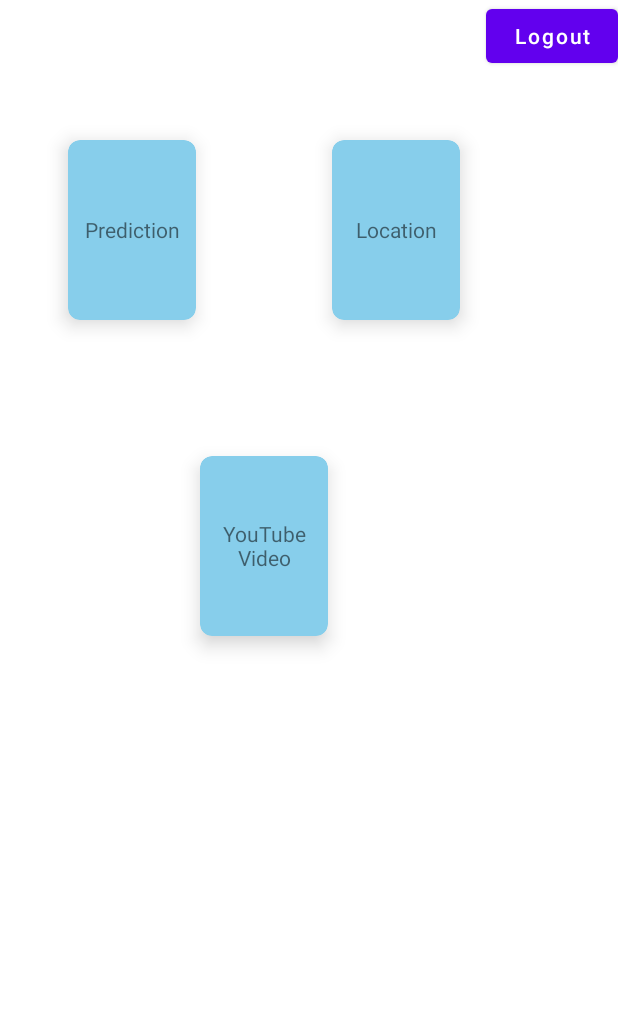
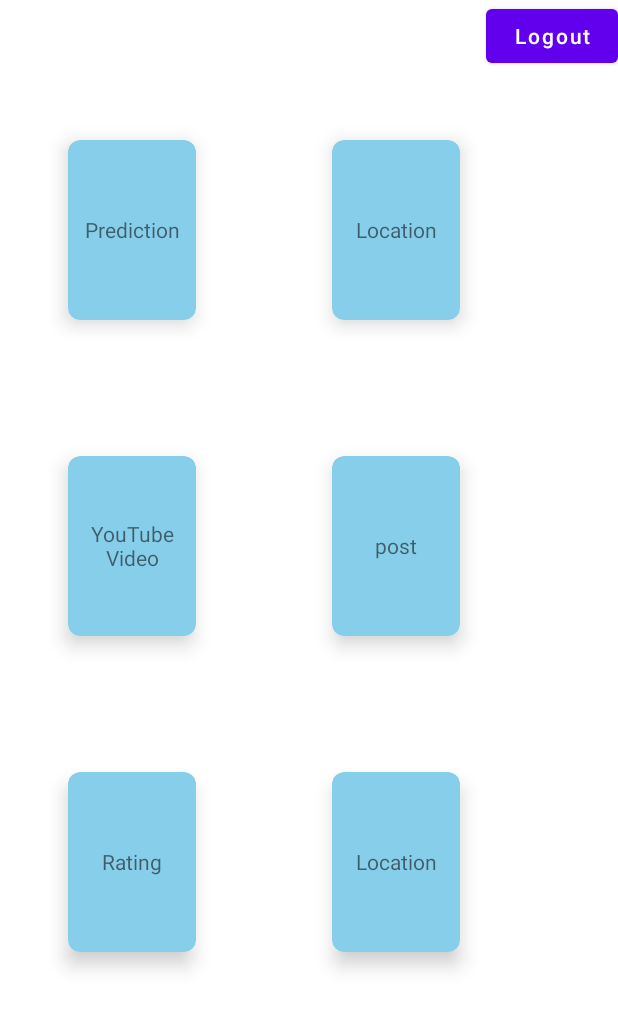
Before and after one commit to BlackHole128/Dog-and-cat-image-prediction, an Android app: the Home screen opened directly, with no data from a screen before it, on a phone screen of 412 x 824 dp. Shown: the top 1009 px of the screen. Run offline under Robolectric (Android 15) with nearby library versions, the phone set to English and light mode, and no system bars.

Commit message:
androied project

```diff
--- a/app/build.gradle
+++ b/app/build.gradle
@@ -44,6 +44,7 @@ dependencies {
     implementation 'com.google.android.gms:play-services-maps:18.1.0'
     implementation 'com.google.firebase:firebase-auth:21.1.0'
     implementation 'com.google.firebase:firebase-firestore:24.4.1'
+    implementation 'com.google.firebase:firebase-database:20.1.0'
     testImplementation 'junit:junit:4.13.2'
     androidTestImplementation 'androidx.test.ext:junit:1.1.4'
     androidTestImplementation 'androidx.test.espresso:espresso-core:3.5.0'
--- a/app/src/main/AndroidManifest.xml
+++ b/app/src/main/AndroidManifest.xml
@@ -18,6 +18,12 @@
         android:supportsRtl="true"
         android:theme="@style/Theme.DogImagePredection"
         tools:targetApi="31">
+        <activity
+            android:name=".Rating"
+            android:exported="false" />
+        <activity
+            android:name=".Posting"
+            android:exported="false" />
         <activity
             android:name=".Videos"
             android:exported="false" />
--- a/app/src/main/java/com/example/dogimagepredection/Home.java
+++ b/app/src/main/java/com/example/dogimagepredection/Home.java
@@ -47,6 +47,13 @@ public class Home extends AppCompatActivity {
                 startActivity(intent);
             }
         });
+        binding.rating.setOnClickListener(new View.OnClickListener() {
+            @Override
+            public void onClick(View v) {
+                Intent intent = new Intent(getApplicationContext(),Rating.class);
+                startActivity(intent);
+            }
+        });
 
     }
 }
--- /dev/null
+++ b/app/src/main/res/drawable/ic_add_post_image.xml
@@ -0,0 +1,5 @@
+<vector android:height="24dp" android:tint="#000000"
+    android:viewportHeight="24" android:viewportWidth="24"
+    android:width="24dp" xmlns:android="http://schemas.android.com/apk/res/android">
+    <path android:fillColor="@android:color/white" android:pathData="M21,19V5c0,-1.1 -0.9,-2 -2,-2H5c-1.1,0 -2,0.9 -2,2v14c0,1.1 0.9,2 2,2h14c1.1,0 2,-0.9 2,-2zM8.5,13.5l2.5,3.01L14.5,12l4.5,6H5l3.5,-4.5z"/>
+</vector>
--- /dev/null
+++ b/app/src/main/res/drawable/ic_send.xml
@@ -0,0 +1,5 @@
+<vector android:autoMirrored="true" android:height="24dp"
+    android:tint="#000000" android:viewportHeight="24"
+    android:viewportWidth="24" android:width="24dp" xmlns:android="http://schemas.android.com/apk/res/android">
+    <path android:fillColor="@android:color/white" android:pathData="M2.01,21L23,12 2.01,3 2,10l15,2 -15,2z"/>
+</vector>
--- a/app/src/main/res/layout/activity_home.xml
+++ b/app/src/main/res/layout/activity_home.xml
@@ -81,7 +81,55 @@
             android:gravity="center"
             android:text="YouTube\nVideo"/>
     </androidx.cardview.widget.CardView>
+        <androidx.cardview.widget.CardView
+            android:layout_width="wrap_content"
+            android:layout_height="wrap_content"
+            android:id="@+id/post"
+            android:layout_margin="45dp"
+            app:cardCornerRadius="8dp"
+            app:cardElevation="8dp"
+            app:cardBackgroundColor="#87CEEB">
+            <TextView
+                android:layout_width="85dp"
+                android:layout_height="120dp"
+                android:gravity="center"
+                android:text="post"/>
+        </androidx.cardview.widget.CardView>
     </LinearLayout>
+        <LinearLayout
+            android:layout_width="wrap_content"
+            android:layout_height="wrap_content"
+            android:gravity="center"
+            android:orientation="horizontal">
+            <androidx.cardview.widget.CardView
+                android:layout_width="wrap_content"
+                android:layout_height="wrap_content"
+                android:id="@+id/rating"
+                android:layout_margin="45dp"
+                app:cardCornerRadius="8dp"
+                app:cardElevation="8dp"
+                app:cardBackgroundColor="#87CEEB">
+                <TextView
+                    android:layout_width="85dp"
+                    android:layout_height="120dp"
+                    android:gravity="center"
+                    android:text="Rating"/>
+            </androidx.cardview.widget.CardView>
+            <androidx.cardview.widget.CardView
+                android:layout_width="wrap_content"
+                android:layout_height="wrap_content"
+
+                android:layout_margin="45dp"
+                app:cardCornerRadius="8dp"
+                app:cardElevation="8dp"
+                app:cardBackgroundColor="#87CEEB">
+                <TextView
+                    android:layout_width="85dp"
+                    android:layout_height="120dp"
+                    android:gravity="center"
+                    android:text="Location"/>
+            </androidx.cardview.widget.CardView>
+        </LinearLayout>
     </LinearLayout>
 
 </LinearLayout>
```
Also changed, not shown: app/src/main/java/com/example/dogimagepredection/CommentCustomAdapter.java (added, +39 -0 lines), app/src/main/java/com/example/dogimagepredection/Posting.java (added, +33 -0 lines), app/src/main/java/com/example/dogimagepredection/Postmodel.java (added, +63 -0 lines), app/src/main/java/com/example/dogimagepredection/Rating.java (added, +109 -0 lines), app/src/main/java/com/example/dogimagepredection/UserComment.java (added, +32 -0 lines), app/src/main/res/drawable/addpost.xml (added, +9 -0 lines), app/src/main/res/layout/activity_posting.xml (added, +45 -0 lines), app/src/main/res/layout/activity_rating.xml (added, +110 -0 lines), app/src/main/res/layout/comment_sample_layout.xml (added, +28 -0 lines).
